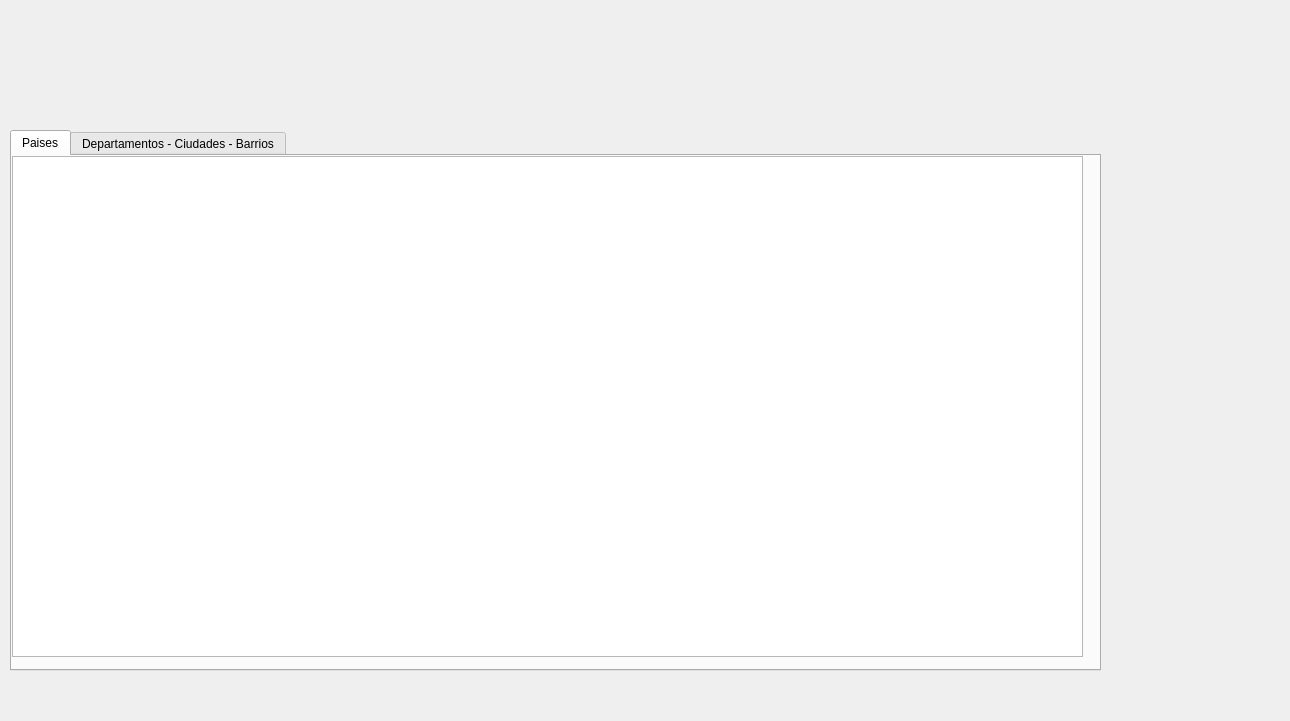
The window that geography.ui (awfeequdng/tote) describes before a commit, drawn with Qt 5.
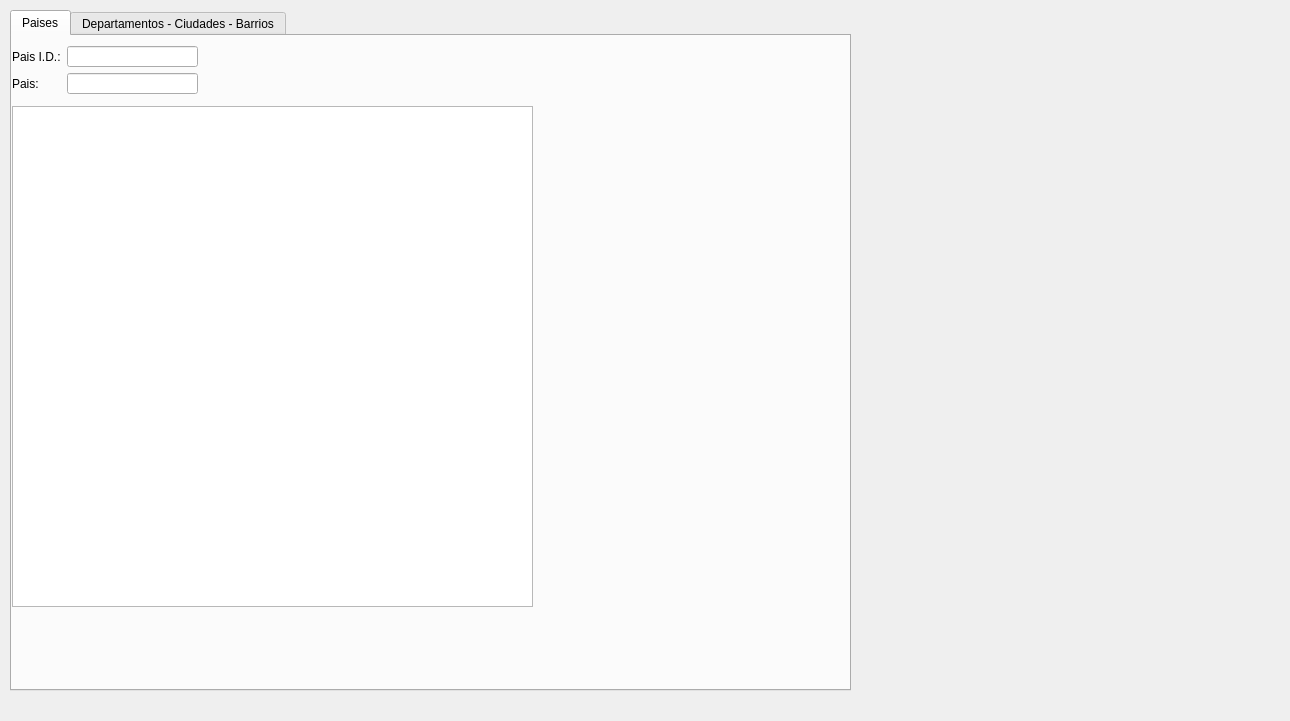
The same window after the commit.

```diff
--- a/geography.ui
+++ b/geography.ui
@@ -17,9 +17,9 @@
    <property name="geometry">
     <rect>
      <x>10</x>
-     <y>130</y>
-     <width>1091</width>
-     <height>541</height>
+     <y>10</y>
+     <width>841</width>
+     <height>681</height>
     </rect>
    </property>
    <property name="currentIndex">
@@ -33,12 +33,44 @@
      <property name="geometry">
       <rect>
        <x>0</x>
-       <y>0</y>
-       <width>1071</width>
+       <y>70</y>
+       <width>521</width>
        <height>501</height>
       </rect>
      </property>
     </widget>
+    <widget class="QWidget" name="layoutWidget">
+     <property name="geometry">
+      <rect>
+       <x>0</x>
+       <y>10</y>
+       <width>186</width>
+       <height>48</height>
+      </rect>
+     </property>
+     <layout class="QFormLayout" name="formLayout">
+      <item row="0" column="0">
+       <widget class="QLabel" name="label">
+        <property name="text">
+         <string>Pais I.D.:</string>
+        </property>
+       </widget>
+      </item>
+      <item row="0" column="1">
+       <widget class="QLineEdit" name="leCountryIdF"/>
+      </item>
+      <item row="1" column="0">
+       <widget class="QLabel" name="label_2">
+        <property name="text">
+         <string>Pais:</string>
+        </property>
+       </widget>
+      </item>
+      <item row="1" column="1">
+       <widget class="QLineEdit" name="leCountryNameF"/>
+      </item>
+     </layout>
+    </widget>
    </widget>
    <widget class="QWidget" name="tab_2">
     <attribute name="title">
```
Left out of the diff: 2 changed lines with no effect on the pictures.
